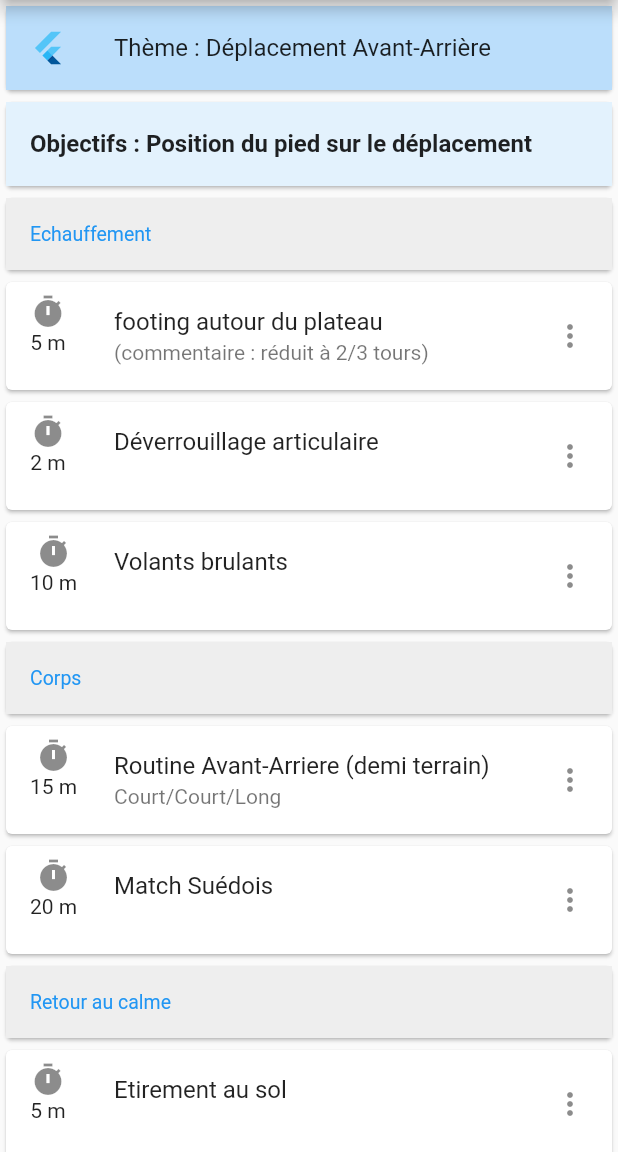
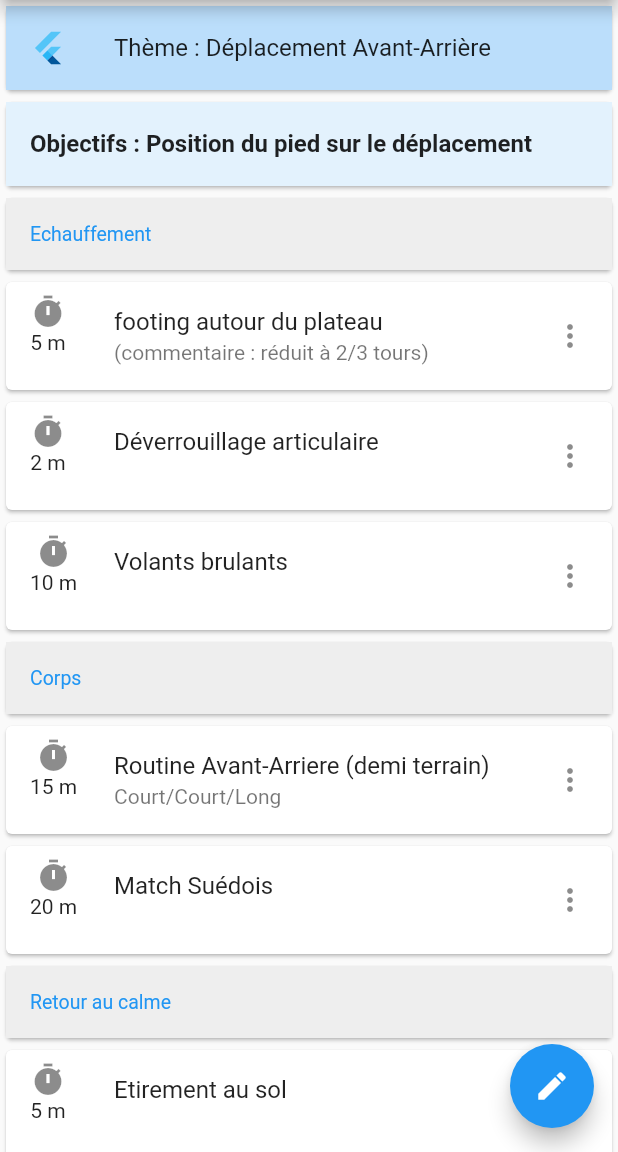
Before and after one commit to philgung/anibad, a Flutter app: the screen it shows after launch, after a tap on "17 sept", on a phone screen of 412 x 824 dp, the part 84-1236 px from its top. Run offline on Flutter 3.47's test engine with Material 2 defaults, Android fonts, the phone set to English and light mode, and no system bars.

Commit message:
navigation nommée

```diff
--- a/lib/Presentation/AccueilPage.dart
+++ b/lib/Presentation/AccueilPage.dart
@@ -2,6 +2,7 @@ import 'package:anibad/Domain/Seance.dart';
 import 'package:anibad/Infrastructure/Repository/SeanceRepositoryInMemoryImpl.dart';
 import 'package:flutter/material.dart';
 import 'Composants/TuileSeance.dart';
+import 'EditerSeancePage.dart';
 import 'RecherchePage.dart';
 
 class AccueilPage extends StatelessWidget {
@@ -13,7 +14,12 @@ class AccueilPage extends StatelessWidget {
         primarySwatch: Colors.blue,
         visualDensity: VisualDensity.adaptivePlatformDensity,
       ),
-      home: MyHomePage(title: 'AniBad - Saison 2020/21'),
+      initialRoute: '/',
+      routes: {
+        '/': (context) => MyHomePage(title: 'AniBad - Saison 2020/21'),
+        'recherche': (context) => RecherchePage(),
+        EditerSeancePage.routeName: (context) => EditerSeancePage()
+      },
     );
   }
 }
@@ -32,13 +38,10 @@ class MyHomePage extends StatelessWidget {
           title: Text(title),
         ),
         body: Center(child: buildListView(context, seances)),
-        floatingActionButton:
-            // ignore: missing_required_param
-            FloatingActionButton(
-                tooltip: 'Increment',
-                child: Icon(Icons.add),
-                onPressed: () => Navigator.push(context,
-                    MaterialPageRoute(builder: (context) => RecherchePage()))));
+        floatingActionButton: FloatingActionButton(
+            tooltip: 'Increment',
+            child: Icon(Icons.add),
+            onPressed: () => Navigator.pushNamed(context, 'recherche')));
   }
 
   ListView buildListView(BuildContext context, List<Seance> entries) {
--- a/lib/Presentation/RecherchePage.dart
+++ b/lib/Presentation/RecherchePage.dart
@@ -4,6 +4,7 @@ import 'package:anibad/Presentation/Composants/TuileExercice.dart';
 import 'package:flutter/material.dart';
 
 class RecherchePage extends StatefulWidget {
+  static const routeName = '/recherche';
   @override
   _RecherchePageState createState() => _RecherchePageState();
 }
--- a/lib/Presentation/SeancePage.dart
+++ b/lib/Presentation/SeancePage.dart
@@ -3,6 +3,7 @@ import 'package:flutter/cupertino.dart';
 import 'package:flutter/material.dart';
 import 'Composants/TuilePhase.dart';
 import 'Composants/TuileExercice.dart';
+import 'EditerSeancePage.dart';
 
 class SeancePage extends StatelessWidget {
   final Seance seance;
@@ -18,8 +19,7 @@ class SeancePage extends StatelessWidget {
               child: Container(
             decoration: BoxDecoration(color: Colors.blue[100]),
             child: ListTile(
-                  leading: FlutterLogo(),
-                  title: Text('Thème : ${seance.theme}')),
+                leading: FlutterLogo(), title: Text('Thème : ${seance.theme}')),
           )),
           Card(
             child: Container(
@@ -42,6 +42,14 @@ class SeancePage extends StatelessWidget {
           TuilePhase('Retour au calme'),
           TuileExercice(seance.retourAuCalme[0]),
         ],
-        ));
+      ),
+      floatingActionButton: FloatingActionButton(
+          tooltip: 'Modifier',
+          child: Icon(Icons.edit),
+          onPressed: () {
+            Navigator.pushNamed(context, 'seance/editer',
+                arguments: EditerSeanceArguments(seance));
+          }),
+    );
   }
 }
```
Also changed, not shown: lib/Presentation/EditerSeancePage.dart (added, +57 -0 lines). Lines whose indentation alone changed are shown as unchanged.
